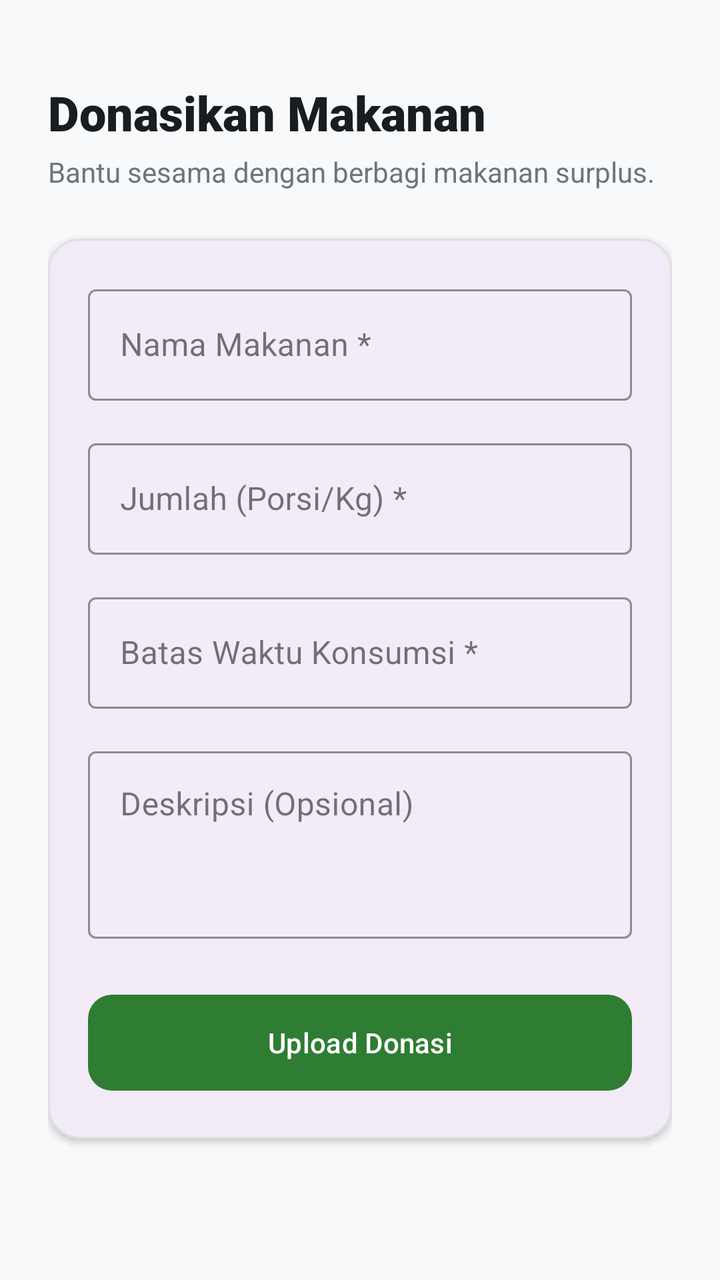
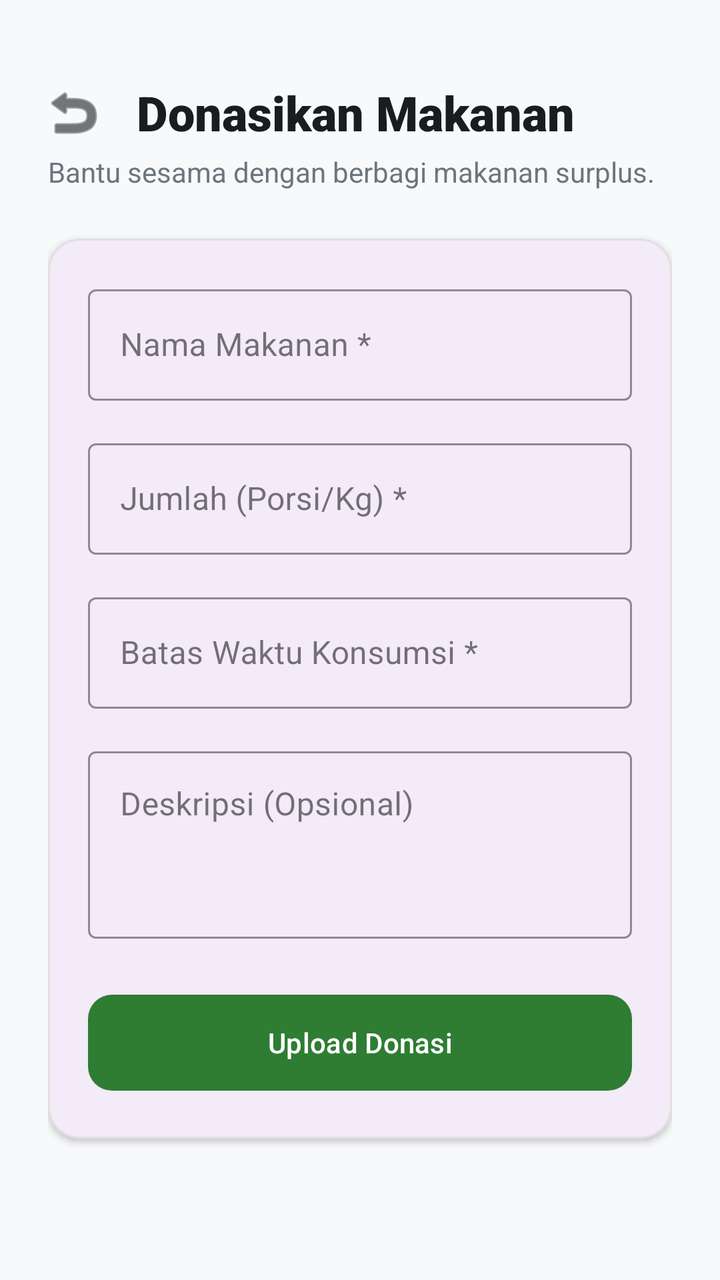

Two renders of the same Android screen: before a commit and after it. Below are the layout's source before the change and the commit's diff.
<!-- AndroidManifest.xml: application theme Theme.UASPROJECTZEROWASTE -->
<!-- res/layout/activity_upload_food.xml -->
<?xml version="1.0" encoding="utf-8"?>
<ScrollView xmlns:android="http://schemas.android.com/apk/res/android"
    xmlns:app="http://schemas.android.com/apk/res-auto"
    android:layout_width="match_parent"
    android:layout_height="match_parent"
    android:background="#F8F9FA"
    android:fillViewport="true">

    <androidx.constraintlayout.widget.ConstraintLayout
        android:layout_width="match_parent"
        android:layout_height="wrap_content"
        android:padding="24dp">

        <TextView
            android:id="@+id/tvTitle"
            android:layout_width="wrap_content"
            android:layout_height="wrap_content"
            android:text="Donasikan Makanan"
            android:textSize="24sp"
            android:fontFamily="sans-serif-black"
            android:textColor="#1A1D20"
            android:layout_marginTop="16dp"
            app:layout_constraintTop_toTopOf="parent"
            app:layout_constraintStart_toStartOf="parent" />

        <TextView
            android:id="@+id/tvSubtitle"
            android:layout_width="wrap_content"
            android:layout_height="wrap_content"
            android:text="Bantu sesama dengan berbagi makanan surplus."
            android:textSize="14sp"
            android:textColor="#6C757D"
            android:layout_marginTop="4dp"
            app:layout_constraintTop_toBottomOf="@id/tvTitle"
            app:layout_constraintStart_toStartOf="parent" />

        <com.google.android.material.card.MaterialCardView
            android:layout_width="match_parent"
            android:layout_height="wrap_content"
            android:layout_marginTop="24dp"
            app:cardCornerRadius="16dp"
            app:cardElevation="2dp"
            app:strokeWidth="1dp"
            app:strokeColor="#E0E0E0"
            app:layout_constraintTop_toBottomOf="@id/tvSubtitle">

            <LinearLayout
                android:layout_width="match_parent"
                android:layout_height="wrap_content"
                android:orientation="vertical"
                android:padding="20dp">

                <com.google.android.material.textfield.TextInputLayout
                    style="@style/Widget.MaterialComponents.TextInputLayout.OutlinedBox"
                    android:layout_width="match_parent"
                    android:layout_height="wrap_content"
                    android:hint="Nama Makanan *"
                    app:boxStrokeColor="#2E7D32">
                    <com.google.android.material.textfield.TextInputEditText
                        android:id="@+id/etFoodName"
                        android:layout_width="match_parent"
                        android:layout_height="wrap_content" />
                </com.google.android.material.textfield.TextInputLayout>

                <com.google.android.material.textfield.TextInputLayout
                    style="@style/Widget.MaterialComponents.TextInputLayout.OutlinedBox"
                    android:layout_width="match_parent"
                    android:layout_height="wrap_content"
                    android:layout_marginTop="16dp"
                    android:hint="Jumlah (Porsi/Kg) *"
                    app:boxStrokeColor="#2E7D32">
                    <com.google.android.material.textfield.TextInputEditText
                        android:id="@+id/etQuantity"
                        android:layout_width="match_parent"
                        android:layout_height="wrap_content"
                        android:inputType="number" />
                </com.google.android.material.textfield.TextInputLayout>

                <com.google.android.material.textfield.TextInputLayout
                    style="@style/Widget.MaterialComponents.TextInputLayout.OutlinedBox"
                    android:layout_width="match_parent"
                    android:layout_height="wrap_content"
                    android:layout_marginTop="16dp"
                    android:hint="Batas Waktu Konsumsi *"
                    app:boxStrokeColor="#2E7D32">
                    <com.google.android.material.textfield.TextInputEditText
                        android:id="@+id/etExpiry"
                        android:layout_width="match_parent"
                        android:layout_height="wrap_content" />
                </com.google.android.material.textfield.TextInputLayout>

                <com.google.android.material.textfield.TextInputLayout
                    style="@style/Widget.MaterialComponents.TextInputLayout.OutlinedBox"
                    android:layout_width="match_parent"
                    android:layout_height="wrap_content"
                    android:layout_marginTop="16dp"
                    android:hint="Deskripsi (Opsional)"
                    app:boxStrokeColor="#2E7D32">
                    <com.google.android.material.textfield.TextInputEditText
                        android:id="@+id/etDescription"
                        android:layout_width="match_parent"
                        android:layout_height="wrap_content"
                        android:gravity="top"
                        android:lines="3" />
                </com.google.android.material.textfield.TextInputLayout>

                <com.google.android.material.button.MaterialButton
                    android:id="@+id/btnSubmitFood"
                    android:layout_width="match_parent"
                    android:layout_height="56dp"
                    android:text="Upload Donasi"
                    android:layout_marginTop="24dp"
                    app:backgroundTint="#2E7D32"
                    app:cornerRadius="12dp" />

            </LinearLayout>
        </com.google.android.material.card.MaterialCardView>

    </androidx.constraintlayout.widget.ConstraintLayout>
</ScrollView>
<!-- resources referenced by this layout -->
<resources>
  <style name="Theme.UASPROJECTZEROWASTE" parent="Base.Theme.UASPROJECTZEROWASTE" />
  <style name="Base.Theme.UASPROJECTZEROWASTE" parent="Theme.Material3.DayNight.NoActionBar">
          
          
      </style>
</resources>

<!-- the commit's change to res/layout/activity_upload_food.xml (unified diff, before → after) -->
@@ -11,6 +11,19 @@
         android:layout_height="wrap_content"
         android:padding="24dp">
 
+        <ImageButton
+            android:id="@+id/btnBackUpload"
+            android:layout_width="48dp"
+            android:layout_height="48dp"
+            android:background="?attr/selectableItemBackgroundBorderless"
+            android:src="@android:drawable/ic_menu_revert"
+            android:contentDescription="Back"
+            android:layout_marginStart="-12dp"
+            app:tint="#1A1D20"
+            app:layout_constraintTop_toTopOf="@id/tvTitle"
+            app:layout_constraintBottom_toBottomOf="@id/tvTitle"
+            app:layout_constraintStart_toStartOf="parent" />
+
         <TextView
             android:id="@+id/tvTitle"
             android:layout_width="wrap_content"
@@ -20,8 +33,9 @@
             android:fontFamily="sans-serif-black"
             android:textColor="#1A1D20"
             android:layout_marginTop="16dp"
+            android:layout_marginStart="8dp"
             app:layout_constraintTop_toTopOf="parent"
-            app:layout_constraintStart_toStartOf="parent" />
+            app:layout_constraintStart_toEndOf="@id/btnBackUpload" />
 
         <TextView
             android:id="@+id/tvSubtitle"
